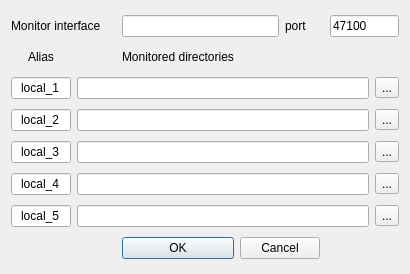
The window that src/gui/runs.ui (LeCAD-PEG/SOLPS-GUI) describes before a commit, drawn with Qt 5.
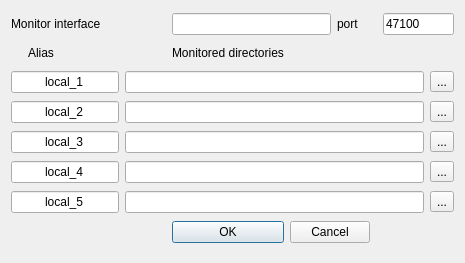
The same window after the commit.

Patch:
```diff
--- a/src/gui/runs.ui
+++ b/src/gui/runs.ui
@@ -6,8 +6,8 @@
    <rect>
     <x>0</x>
     <y>0</y>
-    <width>410</width>
-    <height>274</height>
+    <width>465</width>
+    <height>263</height>
    </rect>
   </property>
   <property name="sizePolicy">
@@ -37,7 +37,7 @@
      </property>
      <property name="maximumSize">
       <size>
-       <width>60</width>
+       <width>250</width>
        <height>16777215</height>
       </size>
      </property>
@@ -72,7 +72,7 @@
      </property>
      <property name="maximumSize">
       <size>
-       <width>60</width>
+       <width>250</width>
        <height>16777215</height>
       </size>
      </property>
@@ -104,7 +104,7 @@
      </property>
      <property name="maximumSize">
       <size>
-       <width>60</width>
+       <width>250</width>
        <height>16777215</height>
       </size>
      </property>
@@ -198,7 +198,7 @@
      </property>
      <property name="maximumSize">
       <size>
-       <width>60</width>
+       <width>250</width>
        <height>16777215</height>
       </size>
      </property>
@@ -249,7 +249,7 @@
      </property>
      <property name="maximumSize">
       <size>
-       <width>60</width>
+       <width>250</width>
        <height>16777215</height>
       </size>
      </property>
```
